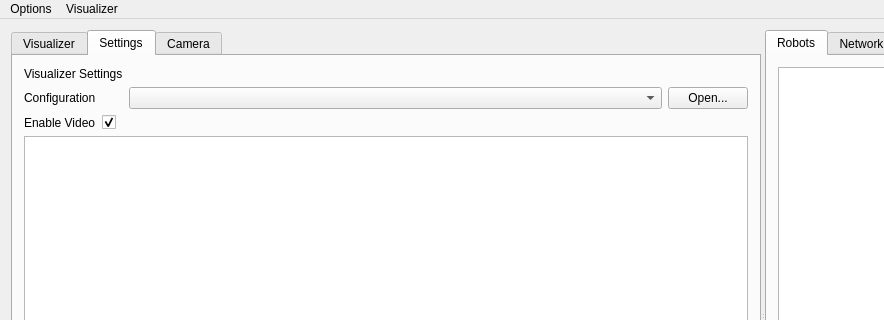
This is mainwindow.ui in yorkrobotlab/ardebug as Qt 5 draws it before an edit; both pictures show x 0 to 884 and y 0 to 320 of the 1058 by 913 pixel window. The edited form follows.
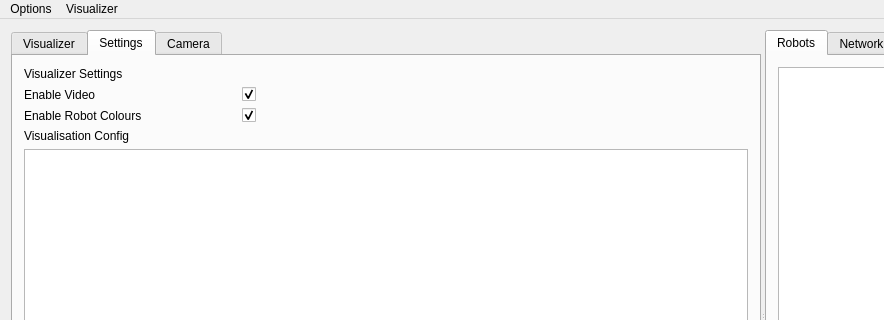
This is the edited form. The open tabs and pages were chosen to show the change.

Commit message: Updating click select. Added ID number to vsualiser. Added robot colour setting. Some commenting.

Diff of the .ui file:
```diff
--- a/mainwindow.ui
+++ b/mainwindow.ui
@@ -61,48 +61,19 @@
          <attribute name="title">
           <string>Settings</string>
          </attribute>
-         <layout class="QVBoxLayout" name="verticalLayout_7">
+         <layout class="QVBoxLayout" name="verticalLayout_6">
+          <item>
+           <widget class="QLabel" name="label_4">
+            <property name="text">
+             <string>Visualizer Settings</string>
+            </property>
+           </widget>
+          </item>
           <item>
            <layout class="QFormLayout" name="formLayout">
-            <item row="0" column="0">
-             <widget class="QLabel" name="label_4">
-              <property name="text">
-               <string>Visualizer Settings</string>
-              </property>
-             </widget>
-            </item>
-            <item row="1" column="0">
-             <widget class="QLabel" name="label">
-              <property name="text">
-               <string>Configuration</string>
-              </property>
-             </widget>
-            </item>
-            <item row="1" column="1">
-             <layout class="QHBoxLayout" name="horizontalLayout_2">
-              <item>
-               <widget class="QComboBox" name="comboBox">
-                <property name="sizePolicy">
-                 <sizepolicy hsizetype="Preferred" vsizetype="Fixed">
-                  <horstretch>2</horstretch>
-                  <verstretch>0</verstretch>
-                 </sizepolicy>
-                </property>
-               </widget>
-              </item>
-              <item>
-               <widget class="QPushButton" name="pushButton">
-                <property name="text">
-                 <string>Open...</string>
-                </property>
-               </widget>
-              </item>
-             </layout>
-            </item>
-           </layout>
-          </item>
-          <item>
-           <layout class="QFormLayout" name="formLayout_2">
+            <property name="horizontalSpacing">
+             <number>100</number>
+            </property>
             <item row="0" column="0">
              <widget class="QLabel" name="label_2">
               <property name="text">
@@ -120,8 +91,29 @@
               </property>
              </widget>
             </item>
+            <item row="1" column="0">
+             <widget class="QLabel" name="robotColourLabel">
+              <property name="text">
+               <string>Enable Robot Colours</string>
+              </property>
+             </widget>
+            </item>
+            <item row="1" column="1">
+             <widget class="QCheckBox" name="robotColoursCheckBox">
+              <property name="checked">
+               <bool>true</bool>
+              </property>
+             </widget>
+            </item>
            </layout>
           </item>
+          <item>
+           <widget class="QLabel" name="label_6">
+            <property name="text">
+             <string>Visualisation Config</string>
+            </property>
+           </widget>
+          </item>
           <item>
            <widget class="QListWidget" name="visSettingsList"/>
           </item>
```
Left out of the diff: 2 changed lines with no effect on the pictures. The commit also changes 21 other files.
